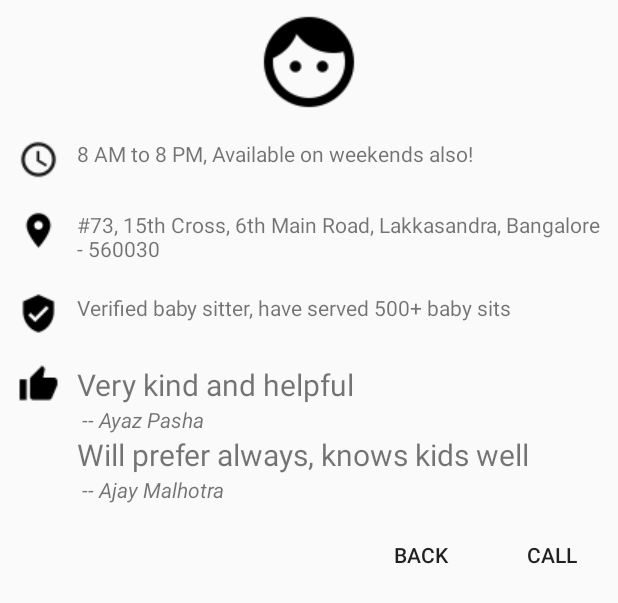
After one commit to ayazpasha2434/prayer-location, an Android app: the layout profile_layout.xml on its own in the app's theme, with its tools: preview values and no code run, on a phone screen of 412 x 824 dp. The commit adds this screen. Shown: the top 603 px of the screen. Run offline under Robolectric (Android 15) with nearby library versions, the phone set to English and light mode, and no system bars.

Commit message:
Few more changes

```diff
--- a/app/src/main/java/com/example/ayaz/helloagain/MainActivity.java
+++ b/app/src/main/java/com/example/ayaz/helloagain/MainActivity.java
@@ -4,6 +4,8 @@ import android.support.v7.app.ActionBarActivity;
 import android.os.Bundle;
 import android.view.Menu;
 import android.view.MenuItem;
+
+import com.example.root.helloagain.R;
 
 
 public class MainActivity extends ActionBarActivity {
--- a/app/src/main/java/com/example/root/helloagain/MainActivity.java
+++ b/app/src/main/java/com/example/root/helloagain/MainActivity.java
@@ -1,6 +1,7 @@
 package com.example.root.helloagain;
 
 import android.app.Activity;
+import android.app.Dialog;
 import android.app.ProgressDialog;
 import android.content.Context;
 import android.graphics.Color;
@@ -15,6 +16,7 @@ import android.view.Menu;
 import android.view.MenuItem;
 import android.view.View;
 import android.widget.Button;
+import android.widget.ImageView;
 import android.widget.RelativeLayout;
 import android.widget.TextView;
 import android.widget.Toast;
@@ -147,7 +149,7 @@ public class MainActivity extends Activity implements LocationListener {
                 @Override
                 public void onInfoWindowClick(Marker marker) {
 
-                    Toast.makeText(MainActivity.this, marker.getTitle(), Toast.LENGTH_SHORT).show();
+                    //Toast.makeText(MainActivity.this, marker.getTitle(), Toast.LENGTH_SHORT).show();
                     /*RelativeLayout markerDetails = (RelativeLayout) findViewById(R.id.rl_marker_details);
                     markerDetails.setBackgroundColor(Color.BLACK);
                     markerDetails.setVisibility(View.VISIBLE);
@@ -162,6 +164,48 @@ public class MainActivity extends Activity implements LocationListener {
                     }
 
                     markerDetails.setVisibility(View.GONE);*/
+
+
+                    // custom dialog
+                    final Dialog dialog = new Dialog(MainActivity.this);
+                    dialog.setContentView(R.layout.profile_layout);
+                    dialog.setTitle(marker.getTitle());
+
+                    // set the custom dialog components - text, image and button
+/*
+                    TextView text = (TextView) dialog.findViewById(R.id.text);
+                    text.setText("Android custom dialog example! Android custom dialog example! " +
+                            "Android custom dialog example! Android custom dialog example! Android custom dialog example!" +
+                            "Android custom dialog example! Android custom dialog example! Android custom dialog example!" +
+                            "Android custom dialog example! Android custom dialog example! Android custom dialog example!");
+                    ImageView image = (ImageView) dialog.findViewById(R.id.image);
+                    image.setImageResource(R.drawable.icon);
+*/
+
+                    Button dialogButton = (Button) dialog.findViewById(R.id.dialogButtonOK);
+                    // if button is clicked, close the custom dialog
+                    dialogButton.setOnClickListener(new View.OnClickListener() {
+                        @Override
+                        public void onClick(View v) {
+                            dialog.dismiss();
+                        }
+                    });
+
+                    Button cancelButton = (Button) dialog.findViewById(R.id.dialogButtonCancel);
+                    // if button is clicked, close the custom dialog
+                    cancelButton.setOnClickListener(new View.OnClickListener() {
+                        @Override
+                        public void onClick(View v) {
+                            Toast.makeText(MainActivity.this, "We will call you shortly", Toast.LENGTH_SHORT).show();
+
+                            dialog.dismiss();
+
+
+                        }
+                    });
+
+                    dialog.show();
+
                 }
             });
 
--- /dev/null
+++ b/app/src/main/res/layout/profile_layout.xml
@@ -0,0 +1,209 @@
+<?xml version="1.0" encoding="utf-8"?>
+<LinearLayout xmlns:android="http://schemas.android.com/apk/res/android"
+    android:layout_width="match_parent"
+    android:layout_height="match_parent"
+    android:orientation="vertical">
+
+    <ImageView
+        android:layout_width="wrap_content"
+        android:layout_height="wrap_content"
+        android:layout_gravity="center"
+        android:padding="5dp"
+        android:src="@drawable/ic_face_black_48dp"/>
+
+    <LinearLayout
+        android:layout_width="wrap_content"
+        android:layout_height="wrap_content"
+        android:orientation="horizontal"
+        android:padding="10dp"
+        android:id="@+id/details_1">
+
+        <ImageView
+            android:id="@+id/image_1"
+            android:layout_width="wrap_content"
+            android:layout_height="wrap_content"
+            android:paddingLeft="2dp"
+            android:paddingRight="2dp"
+            android:src="@drawable/ic_schedule_black_18dp"/>
+
+        <TextView
+            android:id="@+id/text_1"
+            android:layout_width="wrap_content"
+            android:layout_height="wrap_content"
+            android:text="8 AM to 8 PM, Available on weekends also!"
+            android:paddingLeft="10dp"/>
+    </LinearLayout>
+
+    <LinearLayout
+        android:layout_width="wrap_content"
+        android:layout_height="wrap_content"
+        android:orientation="horizontal"
+        android:padding="10dp"
+        android:id="@+id/details_2">
+
+        <ImageView
+            android:id="@+id/image_2"
+            android:layout_width="wrap_content"
+            android:layout_height="wrap_content"
+            android:paddingLeft="2dp"
+            android:paddingRight="2dp"
+            android:src="@drawable/ic_room_black_18dp"/>
+
+        <TextView
+            android:id="@+id/text_2"
+            android:layout_width="wrap_content"
+            android:layout_height="wrap_content"
+            android:paddingLeft="10dp"
+            android:text="#73, 15th Cross, 6th Main Road, Lakkasandra, Bangalore - 560030"/>
+    </LinearLayout>
+
+    <!--<LinearLayout
+        android:layout_width="wrap_content"
+        android:layout_height="wrap_content"
+        android:orientation="horizontal"
+        android:id="@+id/details_3">
+
+        <ImageView
+            android:id="@+id/image_3"
+            android:layout_width="wrap_content"
+            android:layout_height="wrap_content"
+            android:paddingLeft="2dp"
+            android:paddingRight="2dp"
+            android:src="@drawable/ic_schedule_black_18dp"/>
+
+        <TextView
+            android:id="@+id/text_3"
+            android:layout_width="wrap_content"
+            android:layout_height="wrap_content"
+            android:text="Android custom dialog example! Android custom dialog example! Android custom dialog example! Android custom dialog example! Android custom dialog example!"/>
+    </LinearLayout>-->
+
+    <LinearLayout
+        android:layout_width="wrap_content"
+        android:layout_height="wrap_content"
+        android:orientation="horizontal"
+        android:padding="10dp"
+        android:id="@+id/details_4">
+
+        <ImageView
+            android:id="@+id/image_4"
+            android:layout_width="wrap_content"
+            android:layout_height="wrap_content"
+            android:paddingLeft="2dp"
+            android:paddingRight="2dp"
+            android:src="@drawable/ic_verified_user_black_18dp"/>
+
+        <TextView
+            android:id="@+id/text_4"
+            android:layout_width="wrap_content"
+            android:layout_height="wrap_content"
+            android:paddingLeft="10dp"
+            android:text="Verified baby sitter, have served 500+ baby sits"/>
+    </LinearLayout>
+
+    <LinearLayout
+        android:layout_width="wrap_content"
+        android:layout_height="wrap_content"
+        android:orientation="horizontal"
+        android:padding="10dp"
+        android:id="@+id/details_5">
+
+        <ImageView
+            android:id="@+id/image_5"
+            android:layout_width="wrap_content"
+            android:layout_height="wrap_content"
+            android:paddingLeft="2dp"
+            android:paddingRight="2dp"
+            android:src="@drawable/ic_thumb_up_black_18dp"/>
+
+        <LinearLayout
+            android:layout_width="wrap_content"
+            android:layout_height="wrap_content"
+            android:orientation="vertical"
+            android:paddingLeft="10dp">
+
+            <TextView
+                android:id="@+id/text_5"
+                android:layout_width="wrap_content"
+                android:layout_height="wrap_content"
+                android:textSize="20sp"
+                android:text="Very kind and helpful"/>
+
+            <TextView
+                android:id="@+id/sub_text_5"
+                android:layout_width="wrap_content"
+                android:layout_height="wrap_content"
+                android:textStyle="italic"
+                android:text=" -- Ayaz Pasha"/>
+
+            <TextView
+                android:id="@+id/text_6"
+                android:layout_width="wrap_content"
+                android:layout_height="wrap_content"
+                android:textSize="20sp"
+                android:text="Will prefer always, knows kids well"/>
+
+            <TextView
+                android:id="@+id/sub_text_6"
+                android:layout_width="wrap_content"
+                android:layout_height="wrap_content"
+                android:textStyle="italic"
+                android:text=" -- Ajay Malhotra"/>
+
+        </LinearLayout>
+
+    </LinearLayout>
+
+    <LinearLayout
+        android:layout_width="wrap_content"
+        android:layout_height="wrap_content"
+        android:orientation="horizontal"
+        android:layout_gravity="right">
+
+        <!--<Button
+            android:id="@+id/dialogButtonOK"
+            android:layout_width="wrap_content"
+            android:layout_height="wrap_content"
+            android:text="Back"
+            android:layout_marginTop="5dp"
+            android:layout_marginRight="5dp"
+            android:layout_below="@+id/image" />
+
+        <Button
+            android:id="@+id/dialogButtonCancel"
+            android:layout_width="wrap_content"
+            android:layout_height="wrap_content"
+            android:text="Call"
+            android:layout_marginTop="5dp"
+            android:layout_marginRight="5dp"
+            android:layout_below="@+id/image" />-->
+
+        <!--<ImageView
+            android:layout_width="wrap_content"
+            android:layout_height="wrap_content"
+            android:padding="5dp"
+            android:src="@drawable/ic_arrow_back_black_48dp"/>
+
+        <ImageView
+            android:layout_width="wrap_content"
+            android:layout_height="wrap_content"
+            android:padding="5dp"
+            android:src="@drawable/ic_call_black_48dp"/>-->
+
+        <Button
+            android:id="@+id/dialogButtonOK"
+            android:layout_width="wrap_content"
+            android:layout_height="wrap_content"
+            android:text="BACK"
+            style="?android:attr/borderlessButtonStyle" />
+
+        <Button
+            android:id="@+id/dialogButtonCancel"
+            android:layout_width="wrap_content"
+            android:layout_height="wrap_content"
+            android:text="CALL"
+            style="?android:attr/borderlessButtonStyle" />
+
+    </LinearLayout>
+
+</LinearLayout>
```
Also changed, not shown: app/src/main/res/drawable/ic_access_time_black_24dp.png (added), app/src/main/res/drawable/ic_arrow_back_black_48dp.png (added), app/src/main/res/drawable/ic_call_black_48dp.png (added), app/src/main/res/drawable/ic_face_black_48dp.png (added), app/src/main/res/drawable/ic_room_black_18dp.png (added), app/src/main/res/drawable/ic_schedule_black_18dp.png (added), app/src/main/res/drawable/ic_thumb_up_black_18dp.png (added), app/src/main/res/drawable/ic_verified_user_black_18dp.png (added), app/src/main/res/drawable/ic_verified_user_black_24dp.png (added).
